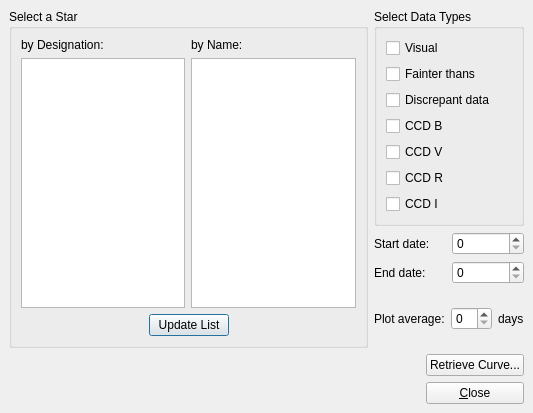
Old version of the form kstars/tools/lcgeneratorui.ui in the repository KDE/kstars.
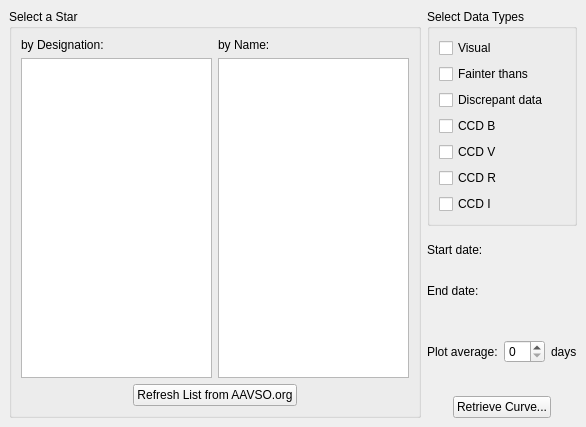
New version of the form. Custom widgets are drawn as their Qt base class.

Commit message: More UI fixes.  Switching all KDialogBase to KDialog (unless they don't use PlainPage).  In classes which do "KStars *ksw = (KStars*)parent;", just pass the KStars pointer in the ctor, instead of "QWidget *parent".

```diff
--- a/kstars/tools/lcgeneratorui.ui
+++ b/kstars/tools/lcgeneratorui.ui
@@ -3,29 +3,21 @@
  <comment></comment>
  <exportmacro></exportmacro>
  <class>LCGenerator</class>
- <widget class="QDialog" name="LCGenerator" >
+ <widget class="QWidget" name="LCGenerator" >
   <property name="geometry" >
    <rect>
     <x>0</x>
     <y>0</y>
-    <width>533</width>
-    <height>413</height>
+    <width>586</width>
+    <height>427</height>
    </rect>
   </property>
   <property name="windowTitle" >
    <string>Form</string>
   </property>
-  <layout class="QVBoxLayout" >
-   <property name="margin" >
-    <number>9</number>
-   </property>
-   <property name="spacing" >
-    <number>6</number>
-   </property>
-   <item>
     <layout class="QHBoxLayout" >
      <property name="margin" >
-      <number>0</number>
+    <number>9</number>
      </property>
      <property name="spacing" >
       <number>6</number>
@@ -96,7 +88,7 @@
           <item>
            <widget class="QPushButton" name="UpdateListButton" >
             <property name="text" >
-             <string>Update List</string>
+           <string>Refresh List from AAVSO.org</string>
             </property>
            </widget>
           </item>
@@ -247,10 +239,6 @@
          </item>
         </layout>
        </item>
-      </layout>
-     </item>
-    </layout>
-   </item>
    <item>
     <layout class="QHBoxLayout" >
      <property name="margin" >
@@ -266,20 +254,12 @@
        </property>
        <property name="sizeHint" >
         <size>
-         <width>378</width>
-         <height>30</height>
+           <width>21</width>
+           <height>20</height>
         </size>
        </property>
       </spacer>
      </item>
-     <item>
-      <layout class="QVBoxLayout" >
-       <property name="margin" >
-        <number>0</number>
-       </property>
-       <property name="spacing" >
-        <number>6</number>
-       </property>
        <item>
         <widget class="QPushButton" name="GetCurveButton" >
          <property name="text" >
@@ -288,11 +268,17 @@
         </widget>
        </item>
        <item>
-        <widget class="QPushButton" name="pushButton" >
-         <property name="text" >
-          <string>&amp;Close</string>
+        <spacer>
+         <property name="orientation" >
+          <enum>Qt::Horizontal</enum>
          </property>
-        </widget>
+         <property name="sizeHint" >
+          <size>
+           <width>20</width>
+           <height>20</height>
+          </size>
+         </property>
+        </spacer>
        </item>
       </layout>
      </item>
@@ -304,8 +290,8 @@
  <customwidgets>
   <customwidget>
    <class>ExtDateEdit</class>
-   <extends>QSpinBox</extends>
-   <header>libkdeedu/extdate/extdatetimeedit.h</header>
+   <extends></extends>
+   <header>extdatetimeedit.h</header>
    <container>0</container>
    <pixmap></pixmap>
   </customwidget>
```
Left out of the diff: 19 changed lines with no effect on the pictures. Lines whose indentation alone changed are shown as unchanged. The commit also changes 46 other files.
